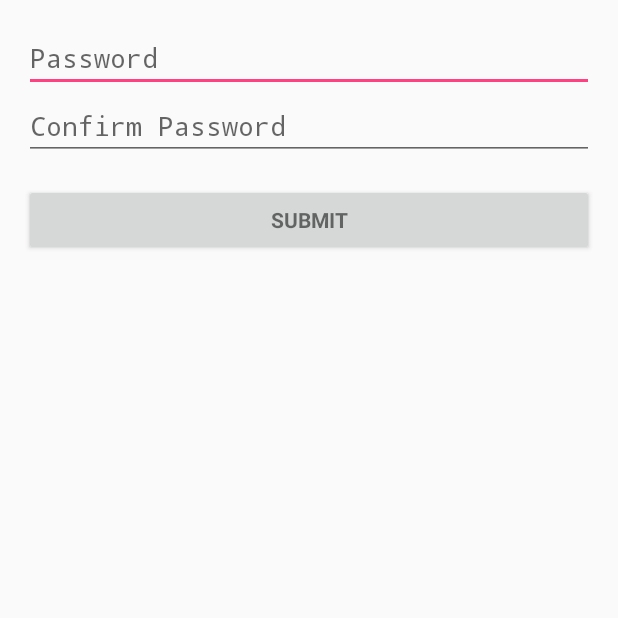
After one commit to DreamingInfraviolet/ImprovementTracker, an Android app: the PasswordActivity screen opened directly, with no data from a screen before it, on a phone screen of 412 x 824 dp, the top half of it. The commit adds this screen. Run offline under Robolectric (Android 15) with nearby library versions, the phone set to English and light mode, and no system bars.

Commit message:
Added password activity

```diff
--- /dev/null
+++ b/app/src/main/java/space/amareth/mood/PasswordActivity.java
@@ -0,0 +1,87 @@
+package space.amareth.mood;
+
+
+import android.app.Activity;
+import android.os.Bundle;
+import android.view.KeyEvent;
+import android.view.View;
+import android.view.View.OnClickListener;
+import android.view.inputmethod.EditorInfo;
+import android.widget.Button;
+import android.widget.EditText;
+import android.widget.TextView;
+
+
+public class PasswordActivity extends Activity
+{
+
+    // UI references.
+    private EditText mPassword1View;
+    private EditText mPassword2View;
+
+    @Override
+    protected void onCreate(Bundle savedInstanceState)
+    {
+        super.onCreate(savedInstanceState);
+        setContentView(R.layout.activity_password);
+
+        mPassword1View = (EditText) findViewById(R.id.password1);
+        mPassword2View = (EditText) findViewById(R.id.password2);
+
+        mPassword2View.setOnEditorActionListener(new TextView.OnEditorActionListener() {
+            @Override
+            public boolean onEditorAction(TextView textView, int id, KeyEvent keyEvent) {
+                if (id == R.id.login || id == EditorInfo.IME_NULL) {
+                    attemptConfirm();
+                    return true;
+                }
+                return false;
+            }
+        });
+
+        findViewById(R.id.password_submit_button).setOnClickListener(
+            new OnClickListener()
+            {
+                @Override
+                public void onClick(View view)
+                {
+                    attemptConfirm();
+                }
+            });
+    }
+
+    private void attemptConfirm()
+    {
+        mPassword1View.setError(null);
+        mPassword2View.setError(null);
+
+        // Store values at the time of the login attempt.
+        String password1 = mPassword1View.getText().toString();
+        String password2 = mPassword1View.getText().toString();
+
+        boolean cancel = false;
+        View focusView = null;
+
+        // Check for a valid password, if the user entered one.
+        if (password1.length()<4)
+        {
+            mPassword1View.setError(getString(R.string.error_invalid_password));
+            focusView = mPassword1View;
+            cancel = true;
+        }
+
+        if(!password1.equals(password2))
+        {
+            mPassword2View.setError("Passwords do not match");
+            focusView=mPassword2View;
+            cancel=true;
+        }
+
+        if (cancel)
+            focusView.requestFocus();
+        else
+        {
+            //Success: handle
+        }
+    }
+}
--- /dev/null
+++ b/app/src/main/res/layout/activity_password.xml
@@ -0,0 +1,66 @@
+<LinearLayout xmlns:android="http://schemas.android.com/apk/res/android"
+    xmlns:tools="http://schemas.android.com/tools"
+    android:layout_width="match_parent"
+    android:layout_height="match_parent"
+    android:gravity="center_horizontal"
+    android:paddingBottom="@dimen/activity_vertical_margin"
+    android:paddingLeft="@dimen/activity_horizontal_margin"
+    android:paddingRight="@dimen/activity_horizontal_margin"
+    android:paddingTop="@dimen/activity_vertical_margin"
+    tools:context="space.amareth.mood.PasswordActivity">
+
+    <!-- Login progress -->
+    <ProgressBar
+        android:id="@+id/login_progress"
+        style="?android:attr/progressBarStyleLarge"
+        android:layout_width="wrap_content"
+        android:layout_height="wrap_content"
+        android:layout_marginBottom="8dp"
+        android:visibility="gone" />
+
+    <ScrollView
+        android:id="@+id/password_form"
+        android:layout_width="match_parent"
+        android:layout_height="match_parent">
+
+        <LinearLayout
+            android:id="@+id/password_form_layout"
+            android:layout_width="match_parent"
+            android:layout_height="wrap_content"
+            android:orientation="vertical">
+
+
+            <EditText
+                android:id="@+id/password1"
+                android:layout_width="match_parent"
+                android:layout_height="wrap_content"
+                android:hint="@string/prompt_password"
+                android:imeActionId="@+id/login"
+                android:imeOptions="actionUnspecified"
+                android:inputType="textPassword"
+                android:maxLines="1"
+                android:singleLine="true" />
+
+            <EditText
+                android:id="@+id/password2"
+                android:layout_width="match_parent"
+                android:layout_height="wrap_content"
+                android:hint="@string/prompt_password_confirm"
+                android:imeActionId="@+id/login"
+                android:imeOptions="actionUnspecified"
+                android:inputType="textPassword"
+                android:maxLines="1"
+                android:singleLine="true" />
+
+            <Button
+                android:id="@+id/password_submit_button"
+                style="?android:textAppearanceSmall"
+                android:layout_width="match_parent"
+                android:layout_height="wrap_content"
+                android:layout_marginTop="16dp"
+                android:text="@string/action_sign_in"
+                android:textStyle="bold" />
+
+        </LinearLayout>
+    </ScrollView>
+</LinearLayout>
--- a/app/src/main/res/values/strings.xml
+++ b/app/src/main/res/values/strings.xml
@@ -1,5 +1,12 @@
 <resources>
     <string name="app_name">Mood</string>
     <string name="title_activity_settings">Settings</string>
+    <string name="title_activity_password">Sign in</string>
 
+    <!-- Strings related to login -->
+    <string name="prompt_password">Password</string>
+    <string name="prompt_password_confirm">Confirm Password</string>
+    <string name="action_sign_in">Submit</string>
+    <string name="error_invalid_password">This password is too short</string>
+    <string name="error_field_required">This field is required</string>
 </resources>
```
Also changed, not shown: app/src/main/AndroidManifest.xml (+9 -1 lines), app/src/main/java/space/amareth/mood/MainActivity.java (+25 -60 lines).
